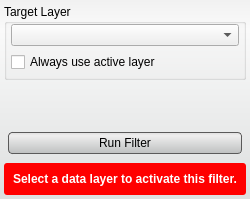
Before: the Qt Designer form src/Interface/ToolInterface/OtsuThresholdFilterInterface.ui in SCIInstitute/Seg3D, drawn with Qt 5.
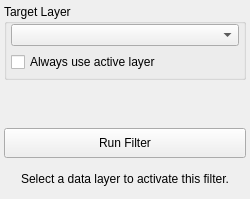
After: the same form once the commit is applied. Custom widgets are drawn as their Qt base class.

The edit to the form file:
```diff
--- a/src/Interface/ToolInterface/OtsuThresholdFilterInterface.ui
+++ b/src/Interface/ToolInterface/OtsuThresholdFilterInterface.ui
@@ -37,34 +37,6 @@
   <property name="windowTitle">
    <string>Otsu Threshold Filter</string>
   </property>
-  <property name="styleSheet">
-   <string notr="true">QWidget#OtsuThresholdFilterInterface{
-  border-radius: 3px;
-  background-color: qlineargradient(spread:pad, x1:0.5, y1:0, x2:0.5, y2:0.960227, stop:0 rgba(241, 241, 241, 255), stop:0.155779 rgba(250, 250, 250, 255), stop:1 rgba(222, 224, 224, 255));       
-}
-
-
-QPushButton{
-  background-color: qlineargradient(spread:pad, x1:0.5, y1:0, x2:0.5, y2:0.960227, stop:0 rgba(221, 221, 221, 255), stop:0.155779 rgba(238, 238, 238, 255), stop:1 rgba(192, 194, 194, 255));
-  border-radius: 4px;
-  border: 1px solid rgb(90, 90, 90);
-  margin:4px;
-}
-
-QPushButton:hover{
-  background-color: qlineargradient(spread:pad, x1:0.5, y1:0, x2:0.5, y2:1, stop:0 rgba(195, 195, 195, 255), stop:0.253769 rgba(206, 206, 206, 255), stop:1 rgba(185, 185, 185, 255));
-  border-radius: 4px;
-  border: 1px solid rgb(90, 90, 90);
-  margin:4px;
-}
-
-QPushButton:pressed{
-  background-color: qlineargradient(spread:pad, x1:0.5, y1:0, x2:0.5, y2:1, stop:0 rgba(150, 150, 150, 255), stop:0.753769 rgba(206, 206, 206, 255), stop:1 rgba(185, 185, 185, 255));
-  border-radius: 4px;
-  border: 1px solid rgb(90, 90, 90);
-  margin:4px;
-}</string>
-  </property>
   <layout class="QVBoxLayout" name="verticalLayout">
    <property name="spacing">
     <number>4</number>
@@ -197,17 +169,6 @@
        <height>32</height>
       </size>
      </property>
-     <property name="styleSheet">
-      <string notr="true">QLabel#message_{
-  color: white;
-  font: bold;
-}
-
-QWidget#message_alert_{
-  border-radius: 3px;
-  background-color: red;
-}</string>
-     </property>
      <layout class="QHBoxLayout" name="horizontalLayout_5">
       <property name="spacing">
        <number>0</number>
```
